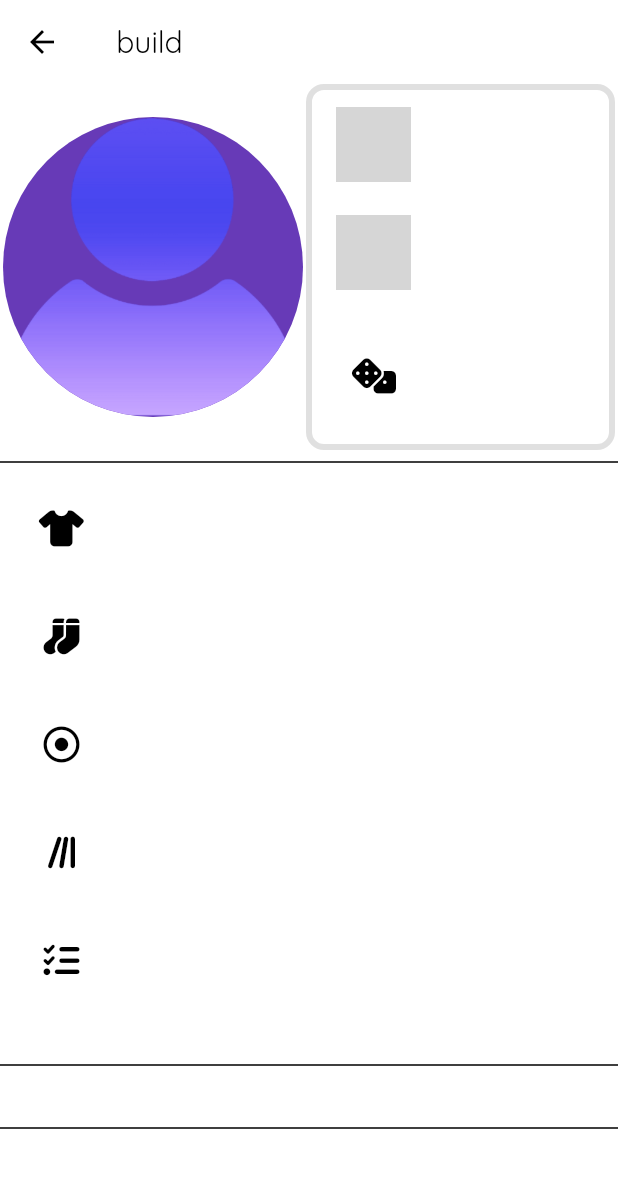
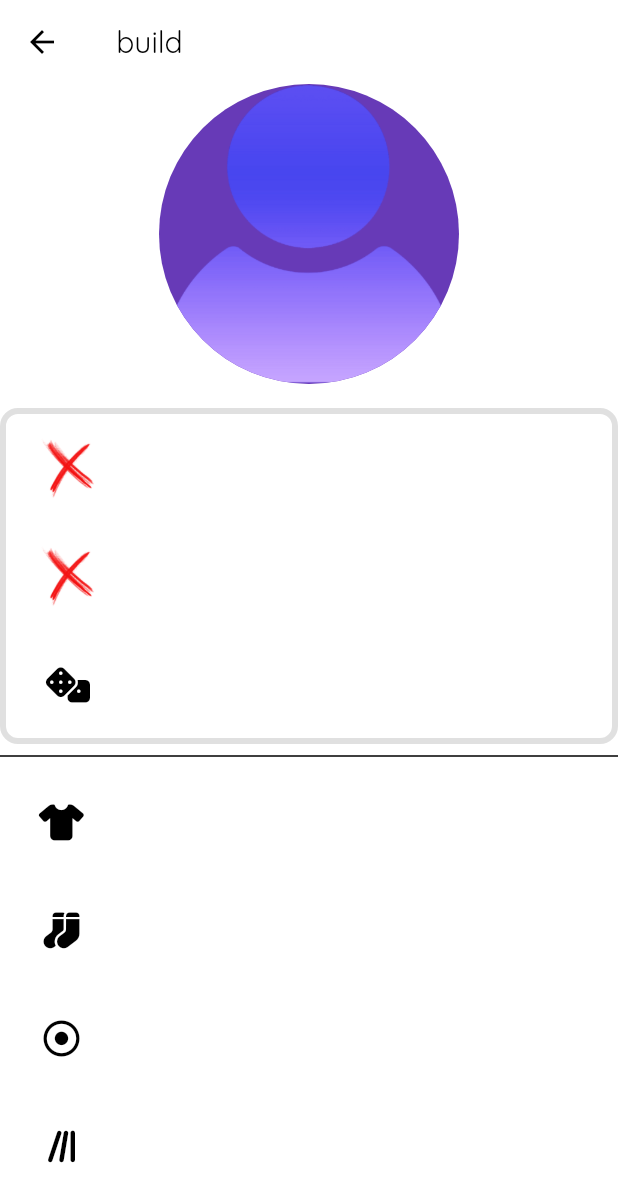
Before and after one commit to Kainato/Aeons, a Flutter app: the ShowChar screen opened directly with empty values, on a phone screen of 412 x 824 dp. Shown: the top 1202 px of the screen. Run offline on Flutter 3.47's test engine with Material 2 defaults, Android fonts, the phone set to English and light mode, and no system bars; our stand-ins replace font_awesome_flutter, google_fonts; network calls fail; grey boxes are pictures that could not be loaded.

Commit message:
New componentes and Bugs
# 004 #

```diff
--- a/aeons/lib/functions/photo_element.dart
+++ b/aeons/lib/functions/photo_element.dart
@@ -7,13 +7,13 @@ photoElement(String value) {
     return 'lib/assets/element/Type_Imaginary.png';
   } else if (value.toLowerCase().contains('lightning')) {
     return 'lib/assets/element/Type_Lightning.png';
-  } else if (value.toLowerCase().contains('physical.png')) {
+  } else if (value.toLowerCase().contains('physical')) {
     return 'lib/assets/element/Type_Physical.png';
   } else if (value.toLowerCase().contains('quantum')) {
     return 'lib/assets/element/Type_Quantum.png';
   } else if (value.toLowerCase().contains('wind')) {
     return 'lib/assets/element/Type_Wind.png';
   } else {
-    return 'lib/assets/Path_X.png';
+    return 'lib/assets/X.png';
   }
 }
--- a/aeons/lib/functions/photo_path.dart
+++ b/aeons/lib/functions/photo_path.dart
@@ -14,6 +14,6 @@ photoPath(String value) {
   } else if (value.toLowerCase().contains('hunt')) {
     return 'lib/assets/path/Path_The_Hunt.png';
   } else {
-    return 'lib/assets/Path_X.png';
+    return 'lib/assets/X.png';
   }
 }
--- a/aeons/lib/show_char.dart
+++ b/aeons/lib/show_char.dart
@@ -1,6 +1,7 @@
 import 'package:aeons/functions/getCircleAvatar.dart';
 import 'package:aeons/functions/photo_element.dart';
 import 'package:aeons/functions/photo_path.dart';
+import 'package:aeons/widgets/OrientationDivider.dart';
 import 'package:aeons/widgets/OrientationSwitcher.dart';
 import 'package:aeons/widgets/SelectableRichText.dart';
 import 'package:aeons/widgets/ShowListTile.dart';
@@ -24,7 +25,7 @@ class ShowChar extends StatelessWidget {
         child: Column(
           crossAxisAlignment: CrossAxisAlignment.center,
           children: [
-            Row(
+            OrientationSwitcher(
               mainAxisAlignment: MainAxisAlignment.spaceEvenly,
               children: [
                 Flexible(
@@ -38,6 +39,7 @@ class ShowChar extends StatelessWidget {
                     url: '${data.photo}.png',
                   ),
                 ),
+                OrientationDivider(),
                 Flexible(
                   flex: 1,
                   child: Container(
@@ -48,7 +50,7 @@ class ShowChar extends StatelessWidget {
                         width: 4,
                       ),
                     ),
-                    child: Column(
+                    child: OrientationSwitcher(
                       children: [
                         ListTile(
                           title: SelectableTextRich(
--- /dev/null
+++ b/aeons/lib/widgets/OrientationDivider.dart
@@ -0,0 +1,13 @@
+import 'package:flutter/material.dart';
+
+class OrientationDivider extends StatelessWidget {
+  const OrientationDivider({Key? key}) : super(key: key);
+
+  @override
+  Widget build(BuildContext context) {
+    Orientation orientation = MediaQuery.of(context).orientation;
+    return orientation == Orientation.portrait
+        ? Divider(color: Colors.transparent)
+        : VerticalDivider(color: Colors.transparent);
+  }
+}
```
Also changed, not shown: aeons/lib/home_page.dart (+61 -8 lines).
